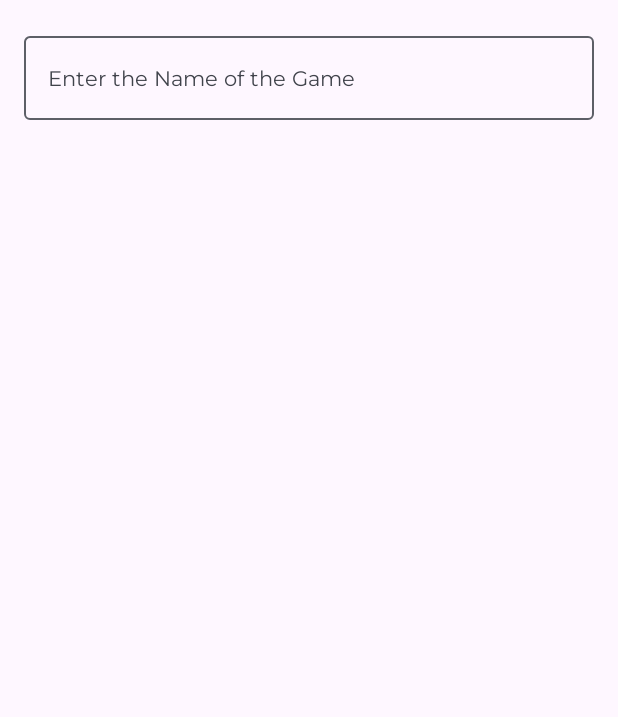
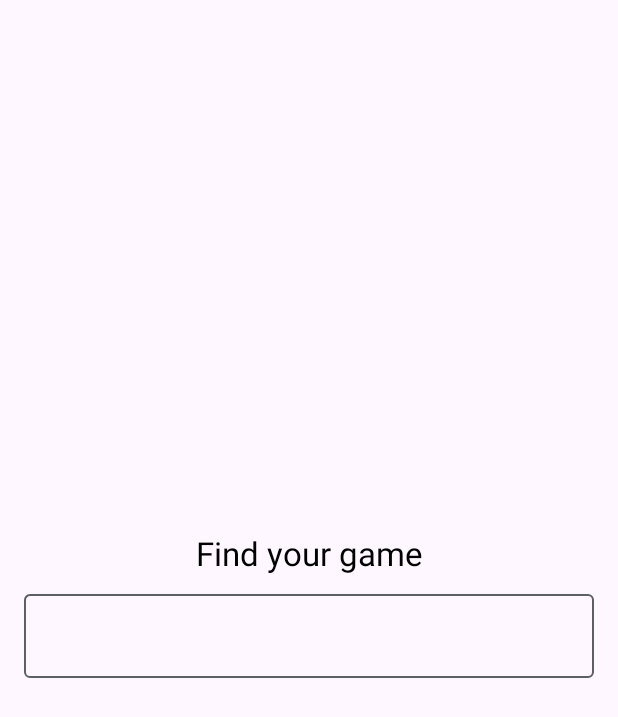
Before and after one commit to ignatius2138/BackLog, an Android app built with Jetpack Compose: the AddGameScreen screen opened through its navigation route, on a phone screen of 412 x 824 dp. Shown: the top 717 px of the screen. Run offline under Robolectric (Android 15) with nearby library versions, the light colour scheme and no system bars; our stand-ins replace Dagger/Hilt's generated code, Room's generated code.

Commit message:
Added animation on entering game name

```diff
--- a/app/src/main/java/com/example/geminitest/ui/screen/AddGameScreen.kt
+++ b/app/src/main/java/com/example/geminitest/ui/screen/AddGameScreen.kt
@@ -1,50 +1,30 @@
 package com.example.geminitest.ui.screen
 
-import androidx.compose.foundation.layout.Arrangement
+import androidx.compose.animation.core.animateFloatAsState
 import androidx.compose.foundation.layout.Column
-import androidx.compose.foundation.layout.Row
-import androidx.compose.foundation.layout.aspectRatio
+import androidx.compose.foundation.layout.Spacer
 import androidx.compose.foundation.layout.fillMaxSize
 import androidx.compose.foundation.layout.fillMaxWidth
+import androidx.compose.foundation.layout.height
 import androidx.compose.foundation.layout.padding
-import androidx.compose.foundation.layout.width
 import androidx.compose.foundation.lazy.LazyColumn
 import androidx.compose.foundation.lazy.itemsIndexed
 import androidx.compose.material3.Button
-import androidx.compose.material3.CenterAlignedTopAppBar
-import androidx.compose.material3.CircularProgressIndicator
-import androidx.compose.material3.DropdownMenuItem
-import androidx.compose.material3.ExperimentalMaterial3Api
-import androidx.compose.material3.ExposedDropdownMenuBox
-import androidx.compose.material3.ExposedDropdownMenuDefaults
 import androidx.compose.material3.MaterialTheme
 import androidx.compose.material3.OutlinedTextField
-import androidx.compose.material3.Scaffold
 import androidx.compose.material3.Text
-import androidx.compose.material3.TopAppBarDefaults
 import androidx.compose.runtime.Composable
-import androidx.compose.runtime.LaunchedEffect
 import androidx.compose.runtime.getValue
-import androidx.compose.runtime.mutableStateOf
-import androidx.compose.runtime.remember
+import androidx.compose.ui.Alignment
 import androidx.compose.ui.Modifier
+import androidx.compose.ui.res.stringResource
+import androidx.compose.ui.text.style.TextAlign
 import androidx.compose.ui.unit.dp
 import androidx.hilt.navigation.compose.hiltViewModel
 import androidx.lifecycle.compose.collectAsStateWithLifecycle
-import coil.compose.AsyncImage
-import com.example.geminitest.ui.viewmodel.AddGameViewModel
-import com.example.geminitest.ui.viewmodel.CoverUiState
-import androidx.compose.runtime.setValue
-import androidx.compose.ui.focus.FocusRequester
-import androidx.compose.ui.focus.focusRequester
-import androidx.compose.ui.focus.onFocusChanged
-import androidx.compose.ui.graphics.Color
-import androidx.compose.ui.layout.ContentScale
-import androidx.compose.ui.res.stringResource
-import androidx.compose.ui.text.font.FontWeight
-import androidx.compose.ui.unit.sp
 import com.example.geminitest.R
 import com.example.geminitest.ui.component.GameRow
+import com.example.geminitest.ui.viewmodel.AddGameViewModel
 
 @Composable
 fun AddGameScreen(
@@ -55,25 +35,50 @@ fun AddGameScreen(
     val searchResults by viewModel.searchResults.collectAsStateWithLifecycle()
     val selectedGame by viewModel.selectedGame.collectAsStateWithLifecycle()
 
+    val showResults = searchResults.isNotEmpty() || gameName.isNotBlank()
+
+    val topSpacerWeight by animateFloatAsState(
+        targetValue = if (showResults) 0.1f else 1f,
+        label = "topSpacerWeight"
+    )
+
     Column(
         modifier = Modifier
             .fillMaxSize()
-            .padding(16.dp),
-        verticalArrangement = Arrangement.spacedBy(12.dp)
+            .padding(horizontal = 16.dp)
+            .padding(bottom = 16.dp),
+        horizontalAlignment = Alignment.CenterHorizontally
     ) {
+        Spacer(modifier = Modifier.weight(topSpacerWeight))
+
+        Column(
+            horizontalAlignment = Alignment.CenterHorizontally,
+            modifier = Modifier.fillMaxWidth()
+        ) {
+            Text(
+                text = stringResource(R.string.enter_the_name_of_the_game),
+                style = MaterialTheme.typography.titleLarge,
+                textAlign = TextAlign.Center
+            )
+
+            Spacer(Modifier.height(12.dp))
+
             OutlinedTextField(
                 value = gameName,
                 onValueChange = { viewModel.onGameNameChange(it) },
-            label = { Text(stringResource(R.string.enter_the_name_of_the_game)) },
                 modifier = Modifier.fillMaxWidth()
             )
+        }
+
+        if (showResults) {
+            Spacer(Modifier.height(24.dp))
 
             LazyColumn(
                 modifier = Modifier
                     .fillMaxWidth()
                     .weight(1f)
             ) {
-            itemsIndexed(searchResults) { index, game ->
+                itemsIndexed(searchResults, key = { _, game -> game.id }) { index, game ->
                     GameRow(
                         index = index + 1,
                         name = game.name,
@@ -88,7 +93,8 @@ fun AddGameScreen(
                 }
             }
 
-        selectedGame?.let { game ->
+            selectedGame?.let {
+                Spacer(Modifier.height(16.dp))
                 Button(
                     onClick = {
                         viewModel.saveGame()
@@ -99,5 +105,8 @@ fun AddGameScreen(
                     Text(stringResource(R.string.add_game_button_label))
                 }
             }
+        } else {
+            Spacer(modifier = Modifier.weight(1f))
         }
     }
+}
--- a/app/src/main/java/com/example/geminitest/ui/viewmodel/AddGameViewModel.kt
+++ b/app/src/main/java/com/example/geminitest/ui/viewmodel/AddGameViewModel.kt
@@ -2,7 +2,6 @@ package com.example.geminitest.ui.viewmodel
 
 import androidx.lifecycle.ViewModel
 import androidx.lifecycle.viewModelScope
-import com.example.geminitest.data.database.Game
 import com.example.geminitest.data.database.RoomGameRepository
 import com.example.geminitest.data.network.GameData
 import com.example.geminitest.data.network.NetworkGameRepository
@@ -18,8 +17,8 @@ class AddGameViewModel @Inject constructor(
     private val networkRepository: NetworkGameRepository
 ) : ViewModel() {
 
-    var gameName = MutableStateFlow("")
-        private set
+    private val _gameName = MutableStateFlow("")
+    val gameName: StateFlow<String> = _gameName.asStateFlow()
 
     private val _searchResults = MutableStateFlow<List<GameData>>(emptyList())
     val searchResults: StateFlow<List<GameData>> = _searchResults.asStateFlow()
@@ -32,8 +31,8 @@ class AddGameViewModel @Inject constructor(
 
     init {
         viewModelScope.launch {
-            gameName
-                .debounce(500)
+            _gameName
+                .debounce(1000)
                 .filter { it.isNotBlank() }
                 .distinctUntilChanged()
                 .collect { query ->
@@ -43,8 +42,13 @@ class AddGameViewModel @Inject constructor(
     }
 
     fun onGameNameChange(newName: String) {
-        gameName.value = newName
-        _selectedGame.value = _selectedGame.value?.copy(name = newName) ?: _selectedGame.value
+        _gameName.value = newName
+
+        if (newName.isBlank()) {
+            _searchResults.value = emptyList()
+            _selectedGame.value = null
+            _coverUiState.value = CoverUiState.Idle
+        }
     }
 
     fun selectGame(gameData: GameData) {
--- a/app/src/main/res/values/strings.xml
+++ b/app/src/main/res/values/strings.xml
@@ -2,6 +2,6 @@
     <string name="app_name">Your Gaming Backlog</string>
     <string name="blank_url_placeholder">https://upload.wikimedia.org/wikipedia/commons/7/74/A-Cat.jpg</string>
     <string name="game_cover_content_description">Game cover</string>
-    <string name="enter_the_name_of_the_game">Enter the Name of the Game</string>
+    <string name="enter_the_name_of_the_game">Find your game</string>
     <string name="add_game_button_label">Add Game</string>
 </resources>
```
Lines whose indentation alone changed are shown as unchanged.
